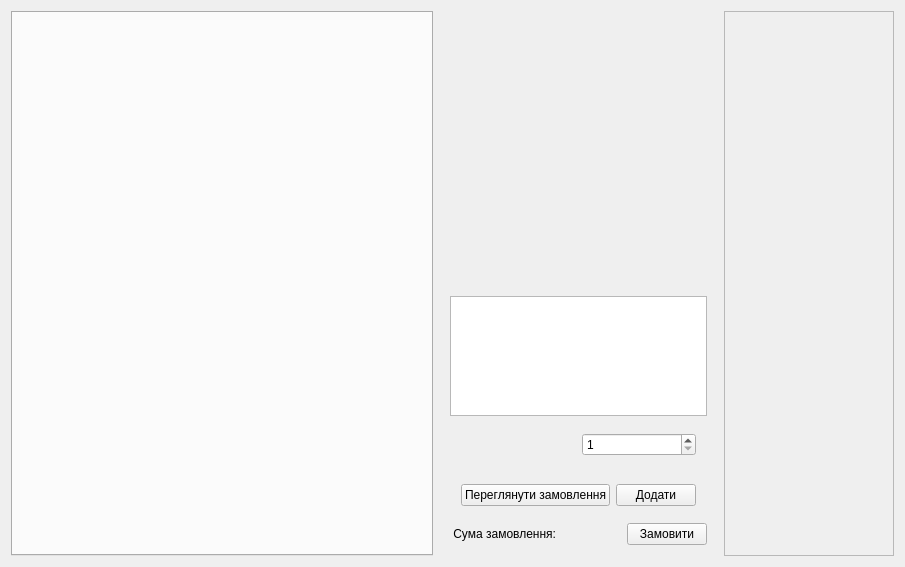
This is PurchaseWindow/mainwindow.ui in Demchuk12/PurchaseWindow as Qt 5 draws it before an edit. The edited form follows.
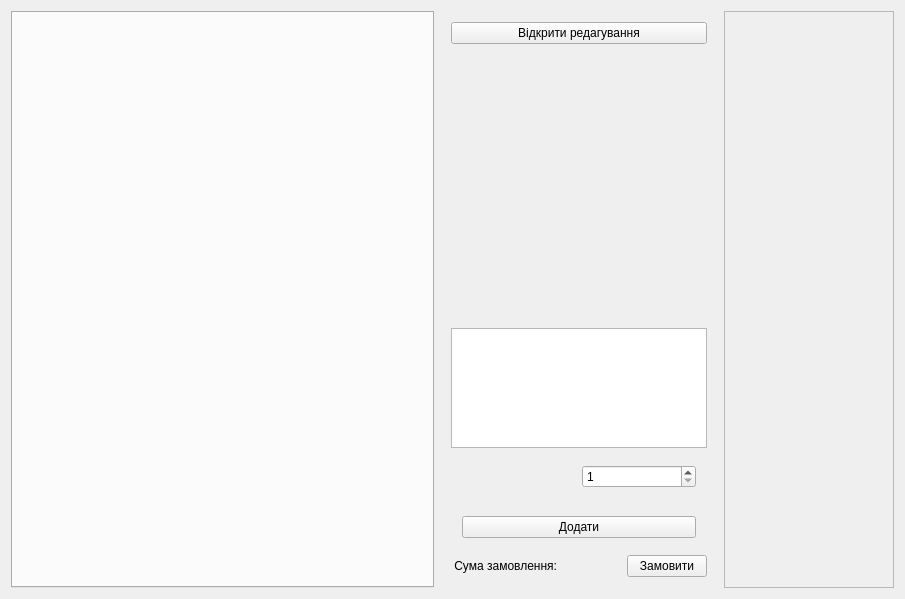
This is the edited form.

The edit to the form file:
```diff
--- a/PurchaseWindow/mainwindow.ui
+++ b/PurchaseWindow/mainwindow.ui
@@ -7,7 +7,7 @@
     <x>0</x>
     <y>0</y>
     <width>905</width>
-    <height>567</height>
+    <height>599</height>
    </rect>
   </property>
   <property name="sizePolicy">
@@ -43,10 +43,23 @@
        </sizepolicy>
       </property>
       <layout class="QVBoxLayout" name="verticalLayout">
+       <item>
+        <widget class="QPushButton" name="OpenEditor">
+         <property name="contextMenuPolicy">
+          <enum>Qt::DefaultContextMenu</enum>
+         </property>
+         <property name="layoutDirection">
+          <enum>Qt::LeftToRight</enum>
+         </property>
+         <property name="text">
+          <string>Відкрити редагування</string>
+         </property>
+        </widget>
+       </item>
        <item>
         <widget class="QLabel" name="Image">
          <property name="sizePolicy">
-          <sizepolicy hsizetype="Preferred" vsizetype="Preferred">
+          <sizepolicy hsizetype="Minimum" vsizetype="Minimum">
            <horstretch>1</horstretch>
            <verstretch>1</verstretch>
           </sizepolicy>
@@ -57,6 +70,9 @@
            <height>256</height>
           </size>
          </property>
+         <property name="styleSheet">
+          <string notr="true"/>
+         </property>
          <property name="text">
           <string/>
          </property>
@@ -113,13 +129,6 @@
        <item>
         <widget class="QWidget" name="gridWidget" native="true">
          <layout class="QHBoxLayout" name="horizontalLayout">
-          <item>
-           <widget class="QPushButton" name="showOrder">
-            <property name="text">
-             <string>Переглянути замовлення</string>
-            </property>
-           </widget>
-          </item>
           <item>
            <widget class="QPushButton" name="addToOrder">
             <property name="text">
@@ -187,8 +196,8 @@
     <item row="0" column="2">
      <widget class="QScrollArea" name="TableOrder">
       <property name="sizePolicy">
-       <sizepolicy hsizetype="Maximum" vsizetype="Minimum">
-        <horstretch>0</horstretch>
+       <sizepolicy hsizetype="MinimumExpanding" vsizetype="Minimum">
+        <horstretch>1</horstretch>
         <verstretch>0</verstretch>
        </sizepolicy>
       </property>
```
Left out of the diff: 8 changed lines with no effect on the pictures.
